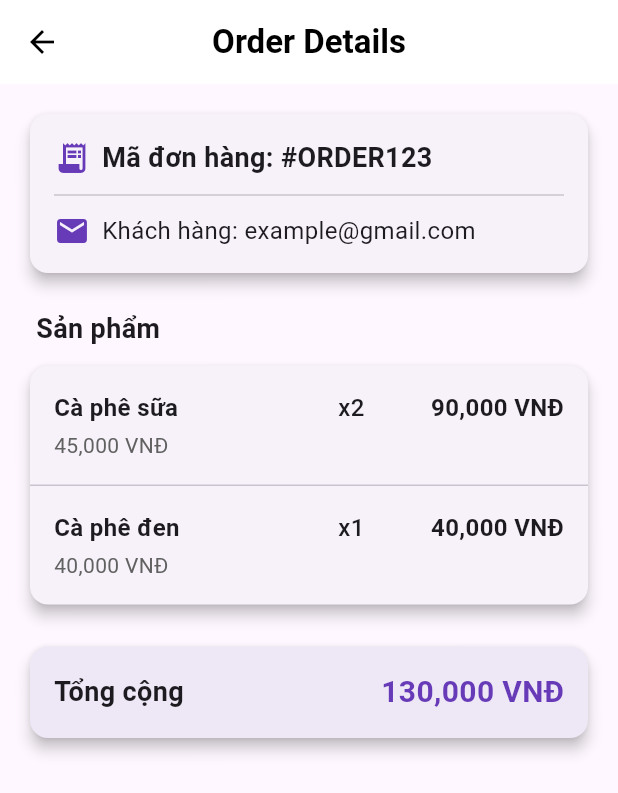
After one commit to hoanghaihuynh/flutter_xdud, a Flutter app: the CartScreen screen opened directly, after a tap on the "receipt long" icon, on a phone screen of 412 x 824 dp. The commit adds this screen. Shown: the top 793 px of the screen. Run offline on Flutter 3.47's test engine with Material 3 defaults, Android fonts, the light colour scheme and no system bars; our stand-ins replace jwt_decoder, shared_preferences; accounts and stored records are empty.

Commit message:
client: them trang xem chi tiet don hang

```diff
--- a/client/lib/screen/cart_screen.dart
+++ b/client/lib/screen/cart_screen.dart
@@ -1,6 +1,7 @@
 import 'package:flutter/material.dart';
 import 'package:http/http.dart' as http;
 import 'dart:convert';
+import 'package:myproject/screen/orderDetails_screen.dart';
 import 'package:myproject/models/carts.dart';
 import 'package:shared_preferences/shared_preferences.dart';
 
@@ -22,6 +23,7 @@ class _CartScreenState extends State<CartScreen> {
     _fetchCart();
   }
 
+  // lấy user_id
   Future<String?> _getUserId() async {
     try {
       final prefs = await SharedPreferences.getInstance();
@@ -101,6 +103,7 @@ class _CartScreenState extends State<CartScreen> {
     }
   }
 
+  // tính tổng giỏ hàng
   double get totalPrice {
     return _cartItems.fold(
       0,
@@ -221,8 +224,67 @@ class _CartScreenState extends State<CartScreen> {
     );
   }
 
-  // đặt hàng
+  // call api đặt hàng
+  Future<void> _insertOrder() async {
+    final userId = await _getUserId();
 
+    if (userId == null || userId.isEmpty) {
+      _showSnackBar('User not logged in', isError: true);
+      return;
+    }
+
+    if (_cartItems.isEmpty) {
+      _showSnackBar('Cart is empty', isError: true);
+      return;
+    }
+
+    final List<Map<String, dynamic>> productList = _cartItems.map((item) {
+      return {
+        "product_id": item.productId,
+        "quantity": item.quantity,
+        "price": item.price
+      };
+    }).toList();
+
+    final orderData = {
+      "user_id": userId,
+      "products": productList,
+      "total": totalPrice,
+      "status": "pending"
+    };
+
+    try {
+      setState(() {
+        _isLoading = true;
+      });
+
+      final url = Uri.parse('http://192.168.1.5:3000/order/insertOrder');
+      final response = await http.post(
+        url,
+        headers: {'Content-Type': 'application/json'},
+        body: json.encode(orderData),
+      );
+
+      setState(() {
+        _isLoading = false;
+      });
+
+      final responseData = json.decode(response.body);
+
+      if (response.statusCode == 200 || response.statusCode == 201) {
+        _showSnackBar('ĐẶT HÀNG THÀNH CÔNG');
+        _fetchCart(); // Làm mới giỏ hàng
+      } else {
+        _showSnackBar('Failed to place order: ${responseData['message']}',
+            isError: true);
+      }
+    } catch (e) {
+      setState(() {
+        _isLoading = false;
+      });
+      _showSnackBar('Error placing order: $e', isError: true);
+    }
+  }
 
   @override
   Widget build(BuildContext context) {
@@ -236,9 +298,41 @@ class _CartScreenState extends State<CartScreen> {
         centerTitle: true,
         elevation: 0,
         actions: [
+          // Icon xem đơn hàng
+          IconButton(
+            icon: const Icon(Icons.receipt_long), // Hoặc Icons.list_alt
+            onPressed: () {
+              Navigator.push(
+                context,
+                MaterialPageRoute(
+                    builder: (context) => OrderDetailsScreen(
+                          orderData: {
+                            "_id": "ORDER123",
+                            "user_email": "example@gmail.com",
+                            "products": [
+                              {
+                                "product_name": "Cà phê sữa",
+                                "price": 45000,
+                                "quantity": 2
+                              },
+                              {
+                                "product_name": "Cà phê đen",
+                                "price": 40000,
+                                "quantity": 1
+                              }
+                            ],
+                            "total": 130000
+                          },
+                        )),
+              );
+            },
+            tooltip: 'Xem đơn hàng',
+          ),
+          // Icon refresh
           IconButton(
             icon: const Icon(Icons.refresh),
             onPressed: _fetchCart,
+            tooltip: 'Làm mới giỏ hàng',
           ),
         ],
       ),
@@ -573,9 +667,7 @@ class _CartScreenState extends State<CartScreen> {
             SizedBox(
               width: double.infinity,
               child: ElevatedButton(
-                onPressed: () {
-                  // Implement checkout logic
-                },
+                onPressed: _insertOrder,
                 style: ElevatedButton.styleFrom(
                   padding: const EdgeInsets.symmetric(vertical: 16),
                   shape: RoundedRectangleBorder(
--- /dev/null
+++ b/client/lib/screen/orderDetails_screen.dart
@@ -0,0 +1,221 @@
+import 'package:flutter/material.dart';
+
+class OrderDetailsScreen extends StatelessWidget {
+  final Map<String, dynamic> orderData;
+
+  const OrderDetailsScreen({
+    Key? key,
+    required this.orderData,
+  }) : super(key: key);
+
+  @override
+  Widget build(BuildContext context) {
+    return Scaffold(
+      appBar: AppBar(
+        title: const Text(
+          'Order Details',
+          style: TextStyle(fontWeight: FontWeight.bold),
+        ),
+        centerTitle: true,
+        backgroundColor: Colors.white,
+        foregroundColor: Colors.black,
+      ),
+      body: SingleChildScrollView(
+        padding: const EdgeInsets.all(16.0),
+        child: Column(
+          crossAxisAlignment: CrossAxisAlignment.start,
+          children: [
+            _buildOrderInfoCard(),
+            const SizedBox(height: 20),
+            _buildProductsList(),
+            const SizedBox(height: 20),
+            _buildTotalSection(),
+          ],
+        ),
+      ),
+    );
+  }
+
+  Widget _buildOrderInfoCard() {
+    return Card(
+      elevation: 4,
+      child: Padding(
+        padding: const EdgeInsets.all(16.0),
+        child: Column(
+          crossAxisAlignment: CrossAxisAlignment.start,
+          children: [
+            Row(
+              children: [
+                const Icon(Icons.receipt_long, color: Colors.deepPurple),
+                const SizedBox(width: 8),
+                Text(
+                  'Mã đơn hàng: #${orderData["_id"]}',
+                  style: const TextStyle(
+                    fontSize: 18,
+                    fontWeight: FontWeight.bold,
+                  ),
+                ),
+              ],
+            ),
+            const Divider(height: 24),
+            Row(
+              children: [
+                const Icon(Icons.email, color: Colors.deepPurple),
+                const SizedBox(width: 8),
+                Expanded(
+                  child: Text(
+                    'Khách hàng: ${orderData["user_email"]}',
+                    style: const TextStyle(fontSize: 16),
+                    overflow: TextOverflow.ellipsis,
+                  ),
+                ),
+              ],
+            ),
+          ],
+        ),
+      ),
+    );
+  }
+
+  Widget _buildProductsList() {
+    final List<dynamic> products = orderData["products"];
+
+    return Column(
+      crossAxisAlignment: CrossAxisAlignment.start,
+      children: [
+        const Padding(
+          padding: EdgeInsets.only(left: 8.0, bottom: 8.0),
+          child: Text(
+            'Sản phẩm',
+            style: TextStyle(
+              fontSize: 18,
+              fontWeight: FontWeight.bold,
+            ),
+          ),
+        ),
+        Card(
+          elevation: 4,
+          child: ListView.separated(
+            physics: const NeverScrollableScrollPhysics(),
+            shrinkWrap: true,
+            itemCount: products.length,
+            separatorBuilder: (context, index) => const Divider(height: 1),
+            itemBuilder: (context, index) {
+              final item = products[index];
+              return Padding(
+                padding: const EdgeInsets.all(16.0),
+                child: Row(
+                  crossAxisAlignment: CrossAxisAlignment.start,
+                  children: [
+                    Expanded(
+                      flex: 3,
+                      child: Column(
+                        crossAxisAlignment: CrossAxisAlignment.start,
+                        children: [
+                          Text(
+                            item["product_name"],
+                            style: const TextStyle(
+                              fontWeight: FontWeight.bold,
+                              fontSize: 16,
+                            ),
+                          ),
+                          const SizedBox(height: 4),
+                          Text(
+                            '${_formatCurrency(item["price"])} VNĐ',
+                            style: TextStyle(
+                              color: Colors.grey[700],
+                              fontSize: 14,
+                            ),
+                          ),
+                        ],
+                      ),
+                    ),
+                    Expanded(
+                      flex: 1,
+                      child: Text(
+                        'x${item["quantity"]}',
+                        textAlign: TextAlign.center,
+                        style: const TextStyle(
+                          fontSize: 16,
+                          fontWeight: FontWeight.w500,
+                        ),
+                      ),
+                    ),
+                    Expanded(
+                      flex: 2,
+                      child: Text(
+                        '${_formatCurrency(item["price"] * item["quantity"])} VNĐ',
+                        textAlign: TextAlign.end,
+                        style: const TextStyle(
+                          fontWeight: FontWeight.bold,
+                          fontSize: 16,
+                        ),
+                      ),
+                    ),
+                  ],
+                ),
+              );
+            },
+          ),
+        ),
+      ],
+    );
+  }
+
+  Widget _buildTotalSection() {
+    return Card(
+      elevation: 4,
+      color: Colors.deepPurple.shade50,
+      child: Padding(
+        padding: const EdgeInsets.all(16.0),
+        child: Row(
+          mainAxisAlignment: MainAxisAlignment.spaceBetween,
+          children: [
+            const Text(
+              'Tổng cộng',
+              style: TextStyle(
+                fontSize: 18,
+                fontWeight: FontWeight.bold,
+              ),
+            ),
+            Text(
+              '${_formatCurrency(orderData["total"])} VNĐ',
+              style: const TextStyle(
+                fontSize: 20,
+                fontWeight: FontWeight.bold,
+                color: Colors.deepPurple,
+              ),
+            ),
+          ],
+        ),
+      ),
+    );
+  }
+
+  String _formatCurrency(dynamic price) {
+    // Format number with thousands separator
+    return price.toString().replaceAllMapped(
+        RegExp(r'(\d{1,3})(?=(\d{3})+(?!\d))'), (Match m) => '${m[1]},');
+  }
+}
+
+// Example usage:
+class OrderDetailsExample extends StatelessWidget {
+  const OrderDetailsExample({Key? key}) : super(key: key);
+
+  @override
+  Widget build(BuildContext context) {
+    // Sample order data matching the provided structure
+    final sampleOrderData = {
+      "_id": "ORDER123",
+      "user_email": "example@gmail.com",
+      "products": [
+        {"product_name": "Cà phê sữa", "price": 45000, "quantity": 2},
+        {"product_name": "Cà phê đen", "price": 40000, "quantity": 1}
+      ],
+      "total": 130000
+    };
+
+    return OrderDetailsScreen(orderData: sampleOrderData);
+  }
+}
```
Also changed, not shown: client/lib/screen/register_screen.dart (+0 -50 lines).
